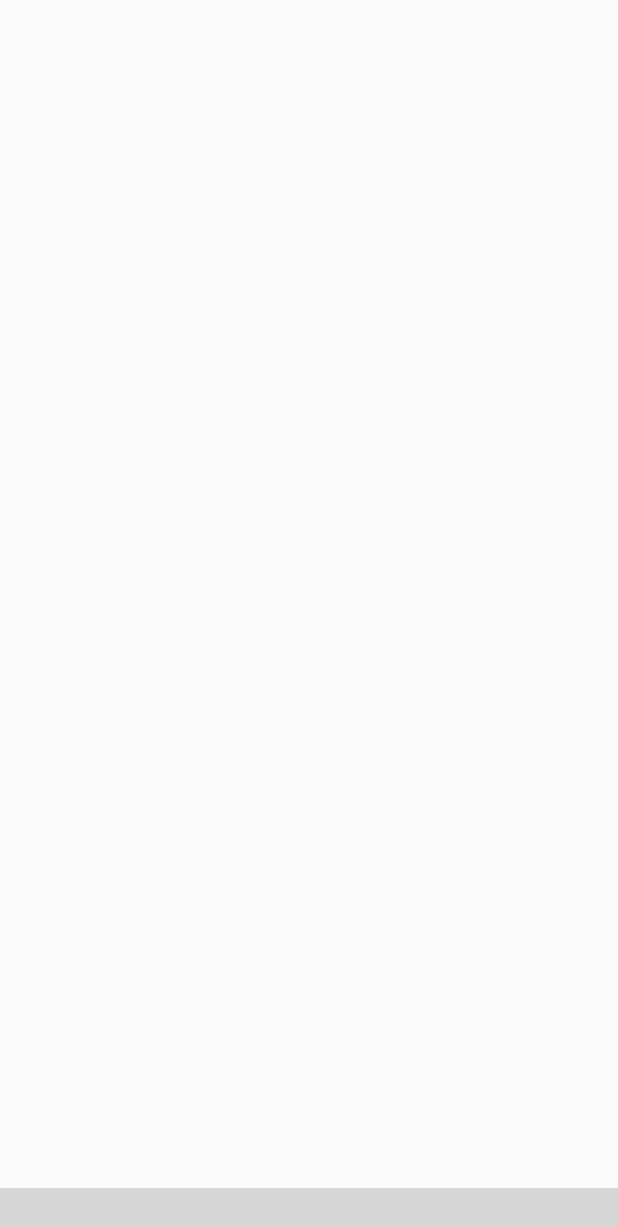
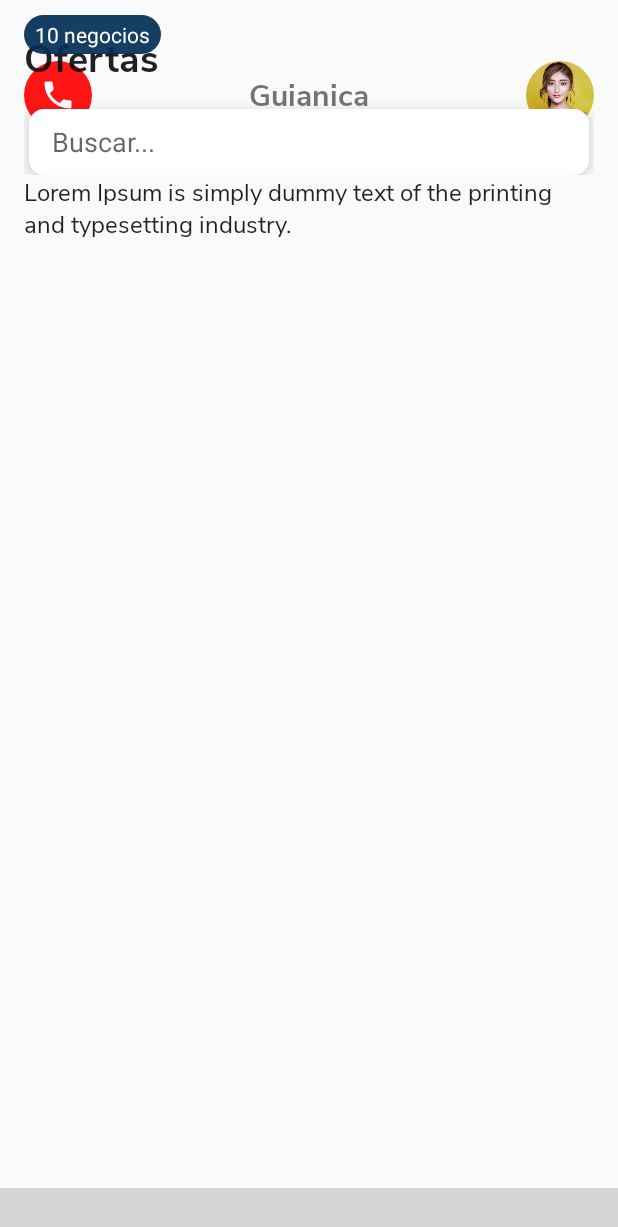
Before and after one commit to Estoico96/GuianicaApp, an Android app: the MainActivity screen opened directly, with no data from a screen before it, on a phone screen of 412 x 824 dp. Shown: the top 1227 px of the screen. Run offline under Robolectric (Android 15) with nearby library versions, the light colour scheme and no system bars; our stand-ins replace CircleImageView; plain views replace BottomNavigationViewEx; grey boxes are pictures that could not be loaded.

Commit message:
Inicio de imolementacion de las ofertas

```diff
--- a/app/src/main/java/com/ninjabyte/guianica/Utilities.java
+++ b/app/src/main/java/com/ninjabyte/guianica/Utilities.java
@@ -1,11 +1,15 @@
 package com.ninjabyte.guianica;
 
+import android.app.Activity;
 import android.content.Context;
+import android.graphics.Color;
+import android.os.Build;
 import android.support.design.widget.CoordinatorLayout;
 import android.support.design.widget.Snackbar;
 import android.support.v4.app.Fragment;
 import android.support.v4.app.FragmentActivity;
 import android.view.View;
+import android.view.Window;
 
 import com.ninjabyte.guianica.model.About;
 
@@ -43,4 +47,14 @@ public class Utilities {
 
     }
 
+
+    public static void checkApiLevel(Activity activity){
+        if (Build.VERSION.SDK_INT >= Build.VERSION_CODES.M){
+            View decor = activity.getWindow().getDecorView();
+            decor.setSystemUiVisibility(View.SYSTEM_UI_FLAG_LIGHT_STATUS_BAR);
+            return;
+        }
+        Window window = activity.getWindow();
+        window.setStatusBarColor(Color.parseColor("#D5D5D5"));
+    }
 }
--- a/app/src/main/java/com/ninjabyte/guianica/main/MainActivity.java
+++ b/app/src/main/java/com/ninjabyte/guianica/main/MainActivity.java
@@ -4,12 +4,19 @@ import android.support.v7.app.AppCompatActivity;
 import android.os.Bundle;
 
 import com.ninjabyte.guianica.R;
+import com.ninjabyte.guianica.Utilities;
 
 public class MainActivity extends AppCompatActivity {
+    private HomeFragment homeFragment;
 
     @Override
     protected void onCreate(Bundle savedInstanceState) {
         super.onCreate(savedInstanceState);
         setContentView(R.layout.activity_main);
+
+        homeFragment = new HomeFragment();
+
+        Utilities.setFragment(homeFragment, MainActivity.this, R.id.container_activity_main);
+
     }
 }
--- /dev/null
+++ b/app/src/main/res/drawable/background_tooltip.xml
@@ -0,0 +1,8 @@
+<?xml version="1.0" encoding="utf-8"?>
+<shape xmlns:android="http://schemas.android.com/apk/res/android"
+    android:shape="rectangle">
+
+    <solid android:color="#e9002d56"/>
+    <corners android:radius="200dp"/>
+
+</shape>
--- a/app/src/main/res/layout/activity_main.xml
+++ b/app/src/main/res/layout/activity_main.xml
@@ -10,6 +10,7 @@
 
     <FrameLayout style="@style/LayoutLateralMargin"
         android:id="@+id/container_activity_main"
+        android:layout_alignParentTop="true"
         android:layout_above="@+id/navigation_view_activity_main"
         android:layout_width="match_parent"
         android:layout_height="wrap_content">
--- a/app/src/main/res/layout/fragment_home.xml
+++ b/app/src/main/res/layout/fragment_home.xml
@@ -10,7 +10,7 @@
 
     <RelativeLayout
         android:layout_width="match_parent"
-        android:layout_height="56dp">
+        android:layout_height="wrap_content">
 
         <ImageButton
             android:layout_width="45dp"
@@ -39,7 +39,6 @@
             android:src="@drawable/lorem_image"
             android:layout_centerHorizontal="true"
             android:elevation="@dimen/small_elevation"/>
-    </RelativeLayout>
 
         <EditText
             android:hint="@string/text_hints_search_main_activity"
@@ -49,7 +48,38 @@
             android:paddingStart="15dp"
             android:paddingEnd="15dp"
             android:layout_marginTop="17dp"
+            android:layout_marginStart="3dp"
+            android:layout_marginEnd="3dp"
+            android:layout_below="@id/user_image_fragment_confirm "
             android:background="@drawable/background_searchbar_activity_main"
             android:elevation="@dimen/small_elevation"/>
 
+        <TextView style="@style/TitleHeader"
+            android:layout_width="wrap_content"
+            android:layout_height="wrap_content"
+            android:text="@string/title_offer_home_fragment"/>
+
+        <TextView
+            android:layout_width="wrap_content"
+            android:layout_height="wrap_content"
+            android:background="@drawable/background_tooltip"
+            android:paddingStart="7dp"
+            android:paddingTop="3dp"
+            android:paddingEnd="7dp"
+            android:paddingBottom="3dp"
+            android:text="10 negocios"
+            android:textColor="@color/colorWhite" />
+
+    </RelativeLayout>
+
+
+
+    <TextView
+        style="@style/SubtitleHeader"
+        android:layout_width="wrap_content"
+        android:layout_height="wrap_content"
+        android:text="@string/lorem_description_small" />
+
+
+
 </LinearLayout>
--- a/app/src/main/res/values/dimens.xml
+++ b/app/src/main/res/values/dimens.xml
@@ -6,6 +6,18 @@
     <dimen name="max_margin">30dp</dimen>
 
     <!-- Lateral padding -->
-    <dimen name="lateral_padding_left">16dp</dimen>
-    <dimen name="lateral_padding_right">16dp</dimen>
+    <dimen name="padding_top">10dp</dimen>
+    <dimen name="padding_start">16dp</dimen>
+    <dimen name="padding_end">16dp</dimen>
+
+    <!-- Lateral margin title -->
+    <dimen name="title_margin_top">10dp</dimen>
+    <dimen name="title_margin_button">3dp</dimen>
+    <dimen name="title_margin_end">5dp</dimen>
+    <dimen name="title_font_size">25sp</dimen>
+
+    <!-- Lateral margin Subtitle -->
+    <dimen name="subtitle_margin_button">10dp</dimen>
+    <dimen name="subtitle_margin_end">5dp</dimen>
+    <dimen name="subtitle_font_size">16sp</dimen>
 </resources>
--- a/app/src/main/res/values/strings.xml
+++ b/app/src/main/res/values/strings.xml
@@ -20,6 +20,9 @@
     <string name="menu_title_place">Place</string>
     <string name="menu_title_user">User</string>
 
+    <!-- TITLE HOME FRAGMENT -->
+    <string name="title_offer_home_fragment">Ofertas</string>
+
     <!-- TODO: Remove or change this placeholder text -->
     <string name="hello_blank_fragment">Hello blank fragment</string>
 </resources>
--- a/app/src/main/res/values/styles.xml
+++ b/app/src/main/res/values/styles.xml
@@ -10,8 +10,24 @@
 
     <!-- Application theme lateral margins. -->
     <style name="LayoutLateralMargin" parent="Theme.AppCompat.Light.NoActionBar">
-        <item name="android:paddingLeft">@dimen/lateral_padding_left</item>
-        <item name="android:paddingRight">@dimen/lateral_padding_right</item>
+        <item name="android:paddingTop">@dimen/padding_top</item>
+        <item name="android:paddingStart">@dimen/padding_start</item>
+        <item name="android:paddingEnd">@dimen/padding_end</item>
 
     </style>
+
+    <!-- Application theme title header -->
+    <style name="TitleHeader" parent="Theme.AppCompat.Light.NoActionBar">
+        <item name="android:layout_marginTop">@dimen/title_margin_top</item>
+        <item name="android:layout_marginEnd">@dimen/title_margin_end</item>
+        <item name="android:textSize">@dimen/title_font_size</item>
+        <item name="android:fontFamily">@font/nunito_sans_bold</item>
+    </style>
+
+    <!-- Application theme title header -->
+    <style name="SubtitleHeader" parent="Theme.AppCompat.Light.NoActionBar">
+        <item name="android:layout_marginEnd">@dimen/subtitle_margin_end</item>
+        <item name="android:textSize">@dimen/subtitle_font_size</item>
+        <item name="android:fontFamily">@font/nunito_sans</item>
+    </style>
 </resources>
```
Also changed, not shown: app/src/main/java/com/ninjabyte/guianica/main/HomeFragment.java (+10 -78 lines), app/src/main/java/com/ninjabyte/guianica/splash/SplashActivity.java (+5 -12 lines). Lines whose indentation alone changed are shown as unchanged.
